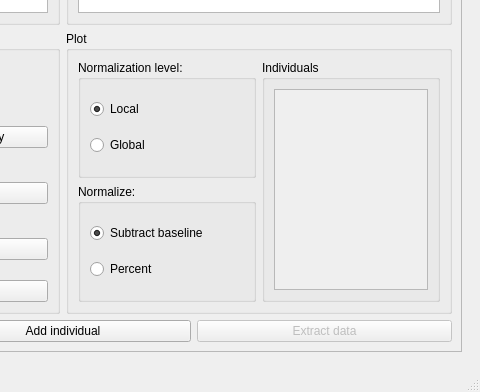
This is src/ui/mainwindow.ui in pfechd/jabe as Qt 5 draws it before an edit; both pictures show x 620 to 1100 and y 299 to 691 of the 1100 by 691 pixel window. The edited form follows.
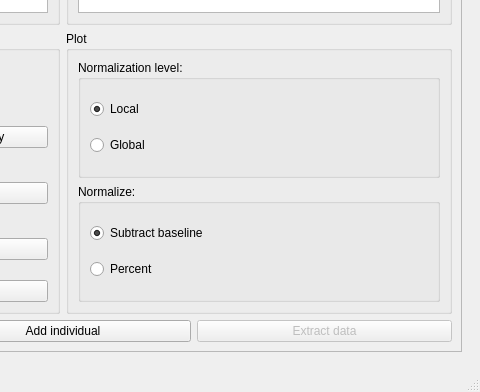
This is the edited form. The open tabs and pages were chosen to show the change. Icons and pictures are not drawn.

Commit message: Remove individuals and sessions plot area from main window

Patch:
```diff
--- a/src/ui/mainwindow.ui
+++ b/src/ui/mainwindow.ui
@@ -468,59 +468,6 @@
                   </item>
                  </layout>
                 </item>
-                <item>
-                 <widget class="QGroupBox" name="groupBox_13">
-                  <property name="title">
-                   <string>Individuals</string>
-                  </property>
-                  <property name="flat">
-                   <bool>true</bool>
-                  </property>
-                  <layout class="QVBoxLayout" name="verticalLayout_18">
-                   <item>
-                    <widget class="QScrollArea" name="scrollArea_2">
-                     <property name="sizePolicy">
-                      <sizepolicy hsizetype="Minimum" vsizetype="Expanding">
-                       <horstretch>0</horstretch>
-                       <verstretch>0</verstretch>
-                      </sizepolicy>
-                     </property>
-                     <property name="minimumSize">
-                      <size>
-                       <width>150</width>
-                       <height>0</height>
-                      </size>
-                     </property>
-                     <property name="widgetResizable">
-                      <bool>true</bool>
-                     </property>
-                     <widget class="QWidget" name="scrollAreaWidgetContents_2">
-                      <property name="geometry">
-                       <rect>
-                        <x>0</x>
-                        <y>0</y>
-                        <width>148</width>
-                        <height>28</height>
-                       </rect>
-                      </property>
-                      <layout class="QHBoxLayout" name="horizontalLayout_4">
-                       <item>
-                        <layout class="QVBoxLayout" name="individuals_plot">
-                         <property name="spacing">
-                          <number>6</number>
-                         </property>
-                         <property name="topMargin">
-                          <number>0</number>
-                         </property>
-                        </layout>
-                       </item>
-                      </layout>
-                     </widget>
-                    </widget>
-                   </item>
-                  </layout>
-                 </widget>
-                </item>
                </layout>
               </widget>
              </item>
```
Left out of the diff: 46 changed lines with no effect on the pictures.
